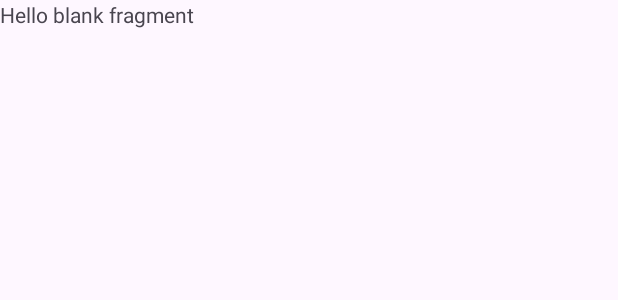
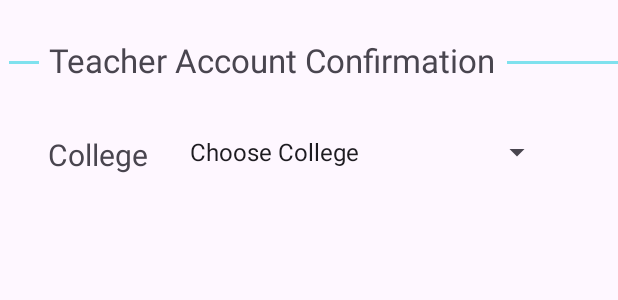
Before and after one commit to AnasBahjat/graduationProject, an Android app: the layout fragment_teacher_information.xml on its own in the app's theme, with its tools: preview values and no code run, on a phone screen of 412 x 824 dp. Shown: the top 300 px of the screen. Run offline under Robolectric (Android 15) with nearby library versions, the phone set to English and light mode, and no system bars.

```diff
--- a/app/src/main/res/layout/fragment_teacher_information.xml
+++ b/app/src/main/res/layout/fragment_teacher_information.xml
@@ -1,14 +1,85 @@
 <?xml version="1.0" encoding="utf-8"?>
-<FrameLayout xmlns:android="http://schemas.android.com/apk/res/android"
+<ScrollView xmlns:android="http://schemas.android.com/apk/res/android"
     xmlns:tools="http://schemas.android.com/tools"
+    xmlns:app="http://schemas.android.com/apk/res-auto"
     android:layout_width="match_parent"
     android:layout_height="match_parent"
     tools:context=".ui.teacherFragment.TeacherInformationFragment">
+    <RelativeLayout
+        android:layout_width="wrap_content"
+        android:layout_height="wrap_content">
 
-    <!-- TODO: Update blank fragment layout -->
-    <TextView
-        android:layout_width="match_parent"
-        android:layout_height="match_parent"
-        android:text="@string/hello_blank_fragment" />
+        <LinearLayout
+            android:layout_width="match_parent"
+            android:layout_height="match_parent"
+            android:layout_alignParentTop="true"
+            android:layout_marginTop="25dp"
+            android:orientation="horizontal">
 
-</FrameLayout>
+            <View
+                android:layout_width="20dp"
+                android:layout_height="2dp"
+                android:layout_gravity="center"
+                android:layout_marginStart="6dp"
+                android:layout_marginTop="2dp"
+                android:layout_marginEnd="1dp"
+                android:background="#7FE1EE" />
+
+            <TextView
+                android:layout_width="wrap_content"
+                android:layout_height="wrap_content"
+                android:layout_gravity="center"
+                android:layout_marginStart="5dp"
+                android:text="@string/teacher_account_confirmation_text"
+                android:textSize="22sp" />
+
+
+            <View
+                android:layout_width="280dp"
+                android:layout_height="2dp"
+                android:layout_gravity="center"
+                android:layout_marginStart="7dp"
+                android:layout_marginTop="2dp"
+                android:layout_marginEnd="15dp"
+                android:background="#7FE1EE" />
+        </LinearLayout>
+
+        <com.google.android.material.textfield.TextInputLayout
+            android:id="@+id/collegeTextInput"
+            style="@style/Widget.MaterialComponents.TextInputLayout.OutlinedBox"
+            android:layout_width="match_parent"
+            android:layout_height="wrap_content"
+            android:layout_alignParentStart="true"
+            android:layout_alignParentEnd="true"
+            android:layout_marginStart="32dp"
+            android:layout_marginTop="70dp"
+            android:layout_marginEnd="32dp"
+            android:hint="@string/college_text"
+            app:errorEnabled="true"
+            app:errorIconDrawable="@drawable/baseline_error_24"
+            app:errorTextAppearance="@style/error_text"
+            app:hintTextAppearance="@style/CustomHintTextAppearance">
+
+            <LinearLayout
+                android:layout_width="match_parent"
+                android:layout_height="wrap_content"
+                android:orientation="horizontal">
+
+                <TextView
+                    android:layout_width="wrap_content"
+                    android:layout_height="wrap_content"
+                    android:text="@string/college_text"
+                    android:textSize="20sp" />
+
+                <Spinner
+                    android:id="@+id/genderSpinner"
+                    android:layout_width="250dp"
+                    android:layout_height="wrap_content"
+                    android:layout_gravity="center_horizontal"
+                    android:layout_marginStart="20dp"
+                    android:entries="@array/collegeSpinner"
+                    android:spinnerMode="dropdown" />
+            </LinearLayout>
+        </com.google.android.material.textfield.TextInputLayout>
+    </RelativeLayout>
+</ScrollView>
--- a/app/src/main/res/values/array.xml
+++ b/app/src/main/res/values/array.xml
@@ -11,4 +11,12 @@
         <item>Teacher</item>
         <item>Parent</item>
     </array>
+
+    <array name="collegeSpinner">
+        <item>Choose College</item>
+        <item>Faculty Of Engineering</item>
+        <item>IT</item>
+        <item>Science And Mathematics</item>
+        <item>Faculty Of Arts</item>
+    </array>
 </resources>
--- a/app/src/main/res/values/strings.xml
+++ b/app/src/main/res/values/strings.xml
@@ -24,4 +24,6 @@
     <string name="notifications_disc">Notifications</string>
     <string name="notification_title_text">Notification Title</string>
     <string name="notification_body_text">Notification Body</string>
+    <string name="teacher_account_confirmation_text">Teacher Account Confirmation</string>
+    <string name="college_text">College</string>
 </resources>
```
Also changed, not shown: app/src/main/java/com/example/graduationproject/adapters/NotificationsAdapter.java (+10 -0 lines), app/src/main/java/com/example/graduationproject/broadcastReceiver/BroadcastHandler.java (added, +19 -0 lines), app/src/main/java/com/example/graduationproject/modelView/DatabaseViewModel.java (added, +14 -0 lines), app/src/main/java/com/example/graduationproject/models/Notifications.java (+11 -1 lines), app/src/main/java/com/example/graduationproject/ui/afterLogin/AfterLoginActivity.java (+9 -11 lines), app/src/main/java/com/example/graduationproject/ui/teacherFragment/TeacherInformationFragment.java (+9 -47 lines), app/src/main/res/layout/notifications_card_layout.xml (+6 -3 lines).
